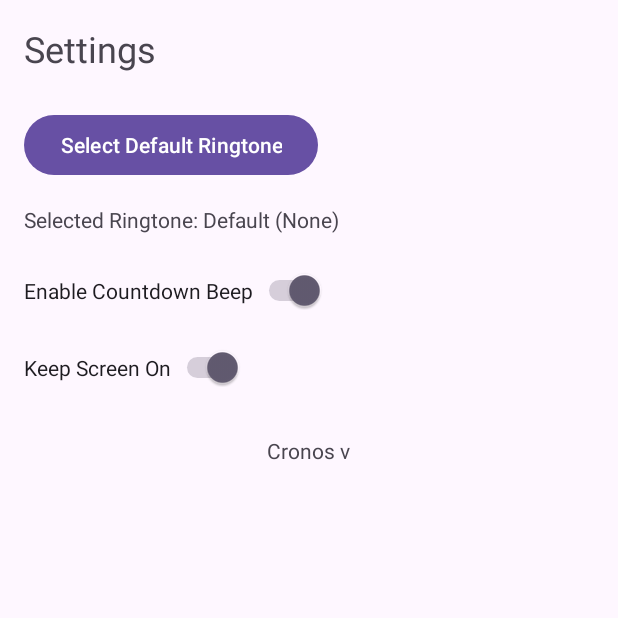
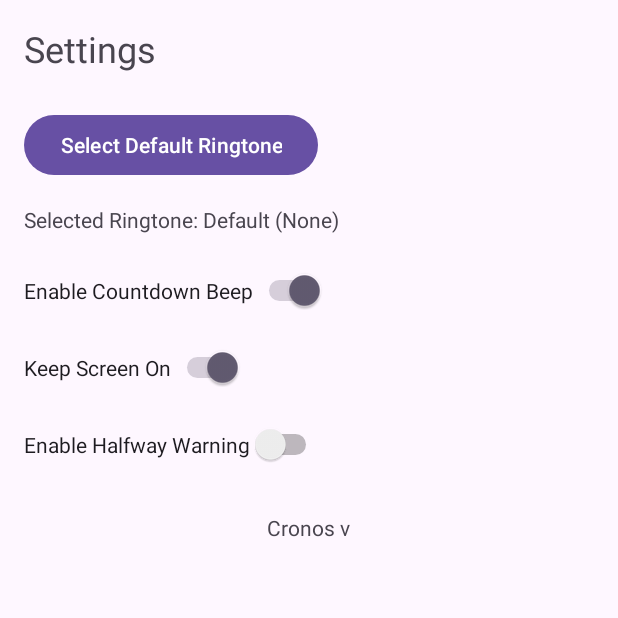
Before and after one commit to jplozf/Cronos, an Android app: the fragment SettingsTabFragment shown on its own in the app's theme, on a phone screen of 412 x 824 dp, the top half of it. Run offline under Robolectric (Android 15) with nearby library versions, the phone set to English and light mode, and no system bars.

Commit message:
add halfway warning

```diff
--- a/app/src/main/java/fr/ozf/cronos/SettingsTabFragment.java
+++ b/app/src/main/java/fr/ozf/cronos/SettingsTabFragment.java
@@ -29,6 +29,7 @@ public class SettingsTabFragment extends Fragment {
     private static final String DEFAULT_RINGTONE_URI_KEY = "defaultRingtoneUri";
     private static final String COUNTDOWN_BEEP_KEY = "countdownBeepEnabled";
     private static final String KEEP_SCREEN_ON_KEY = "keepScreenOn";
+    private static final String HALFWAY_WARNING_KEY = "halfwayWarningEnabled";
     private static final int RINGTONE_PICKER_REQUEST_CODE = 1;
 
     private FragmentSettingsTabBinding binding;
@@ -36,6 +37,7 @@ public class SettingsTabFragment extends Fragment {
     private TextView selectedRingtoneTextView;
     private Switch countdownBeepSwitch;
     private Switch keepScreenOnSwitch;
+    private Switch halfwayWarningSwitch;
     private TextView versionTextView;
 
     private Uri selectedRingtoneUri;
@@ -50,11 +52,13 @@ public class SettingsTabFragment extends Fragment {
         selectedRingtoneTextView = root.findViewById(R.id.selected_ringtone_text_view);
         countdownBeepSwitch = root.findViewById(R.id.countdown_beep_switch);
         keepScreenOnSwitch = root.findViewById(R.id.keep_screen_on_switch);
+        halfwayWarningSwitch = root.findViewById(R.id.halfway_warning_switch);
         versionTextView = root.findViewById(R.id.version_text_view);
 
         loadDefaultRingtone();
         loadCountdownBeepSetting();
         loadKeepScreenOnSetting();
+        loadHalfwayWarningSetting();
         setVersionInfo();
 
         selectRingtoneButton.setOnClickListener(v -> {
@@ -77,6 +81,10 @@ public class SettingsTabFragment extends Fragment {
             } else {
                 requireActivity().getWindow().clearFlags(android.view.WindowManager.LayoutParams.FLAG_KEEP_SCREEN_ON);
             }
+        });
+
+        halfwayWarningSwitch.setOnCheckedChangeListener((buttonView, isChecked) -> {
+            saveHalfwayWarningSetting(isChecked);
         });
 
         return root;
@@ -157,6 +165,19 @@ public class SettingsTabFragment extends Fragment {
         editor.apply();
     }
 
+    private void loadHalfwayWarningSetting() {
+        SharedPreferences sharedPreferences = requireContext().getSharedPreferences(SHARED_PREFS, Context.MODE_PRIVATE);
+        boolean halfwayWarningEnabled = sharedPreferences.getBoolean(HALFWAY_WARNING_KEY, false);
+        halfwayWarningSwitch.setChecked(halfwayWarningEnabled);
+    }
+
+    private void saveHalfwayWarningSetting(boolean isEnabled) {
+        SharedPreferences sharedPreferences = requireContext().getSharedPreferences(SHARED_PREFS, Context.MODE_PRIVATE);
+        SharedPreferences.Editor editor = sharedPreferences.edit();
+        editor.putBoolean(HALFWAY_WARNING_KEY, isEnabled);
+        editor.apply();
+    }
+
     private void setVersionInfo() {
         String version = "Cronos v" + BuildConfig.VERSION_NAME;
         versionTextView.setText(version);
--- a/app/src/main/res/layout/fragment_settings_tab.xml
+++ b/app/src/main/res/layout/fragment_settings_tab.xml
@@ -42,6 +42,13 @@
         android:text="Keep Screen On"
         android:layout_marginTop="24dp"/>
 
+    <Switch
+        android:id="@+id/halfway_warning_switch"
+        android:layout_width="wrap_content"
+        android:layout_height="wrap_content"
+        android:text="Enable Halfway Warning"
+        android:layout_marginTop="24dp"/>
+
     <TextView
         android:id="@+id/version_text_view"
         android:layout_width="wrap_content"
```
Also changed, not shown: app/src/main/java/fr/ozf/cronos/HomeFragment.java (+28 -0 lines).
